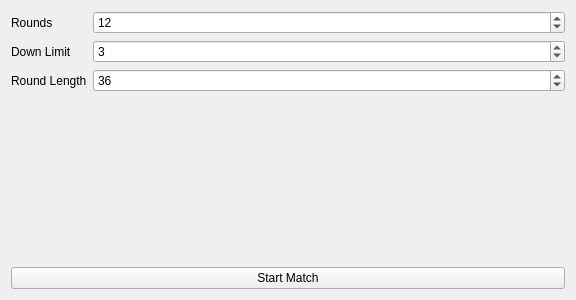
Before: the Qt Designer form OptionsWidget.ui in Dedster2/DedBoxing, drawn with Qt 5.
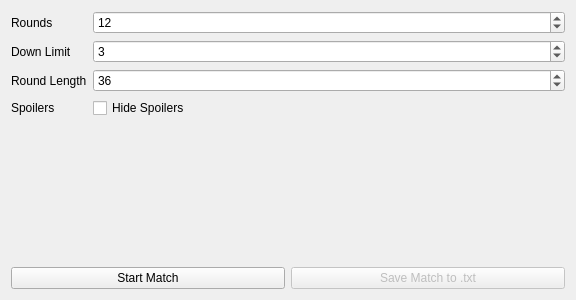
After: the same form once the commit is applied.

Diff of the .ui file:
```diff
--- a/OptionsWidget.ui
+++ b/OptionsWidget.ui
@@ -85,14 +85,51 @@
        </property>
       </widget>
      </item>
+     <item row="3" column="0">
+      <widget class="QLabel" name="label_4">
+       <property name="text">
+        <string>Spoilers</string>
+       </property>
+      </widget>
+     </item>
+     <item row="3" column="1">
+      <widget class="QCheckBox" name="chkSpoilers">
+       <property name="baseSize">
+        <size>
+         <width>0</width>
+         <height>0</height>
+        </size>
+       </property>
+       <property name="text">
+        <string>Hide Spoilers</string>
+       </property>
+       <property name="checked">
+        <bool>false</bool>
+       </property>
+      </widget>
+     </item>
     </layout>
    </item>
    <item>
-    <widget class="QPushButton" name="startButton">
-     <property name="text">
-      <string>Start Match</string>
-     </property>
-    </widget>
+    <layout class="QHBoxLayout" name="horizontalLayout">
+     <item>
+      <widget class="QPushButton" name="startButton">
+       <property name="text">
+        <string>Start Match</string>
+       </property>
+      </widget>
+     </item>
+     <item>
+      <widget class="QPushButton" name="pbSaveTxt">
+       <property name="enabled">
+        <bool>false</bool>
+       </property>
+       <property name="text">
+        <string>Save Match to .txt</string>
+       </property>
+      </widget>
+     </item>
+    </layout>
    </item>
   </layout>
  </widget>
```
Left out of the diff: 21 changed lines with no effect on the pictures.
